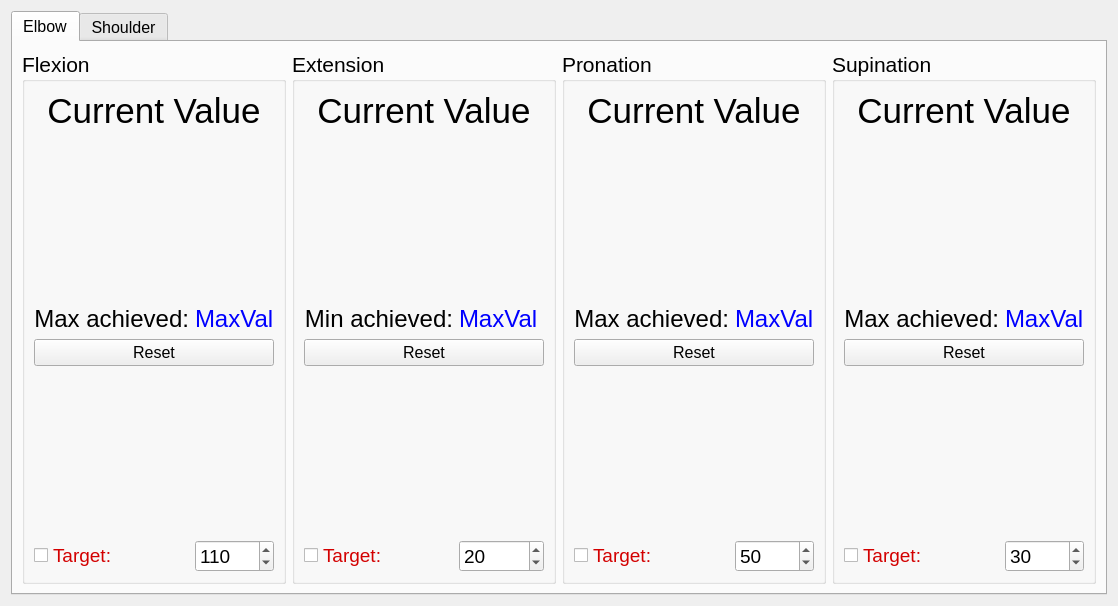
mmcinnes123/Delsys_GUI_For_Physios, file LiveDataView/live_data_widget_1.ui: the form before one commit.
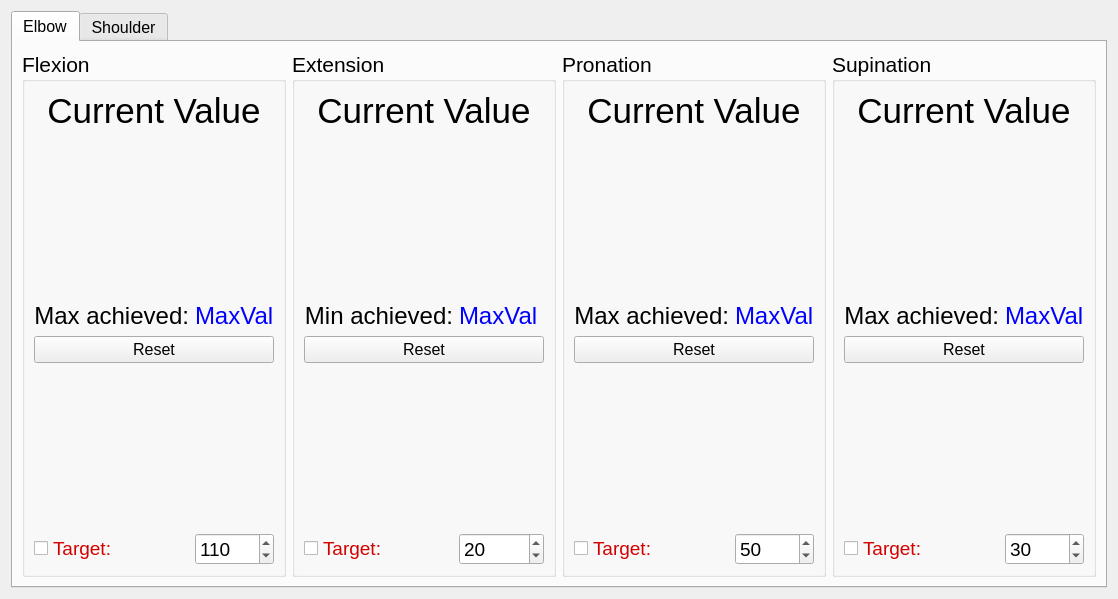
The form after the commit.

Patch:
```diff
--- a/LiveDataView/live_data_widget_1.ui
+++ b/LiveDataView/live_data_widget_1.ui
@@ -6,8 +6,8 @@
    <rect>
     <x>0</x>
     <y>0</y>
-    <width>1107</width>
-    <height>606</height>
+    <width>1105</width>
+    <height>599</height>
    </rect>
   </property>
   <property name="windowTitle">
```
Left out of the diff: 2 changed lines with no effect on the pictures.
